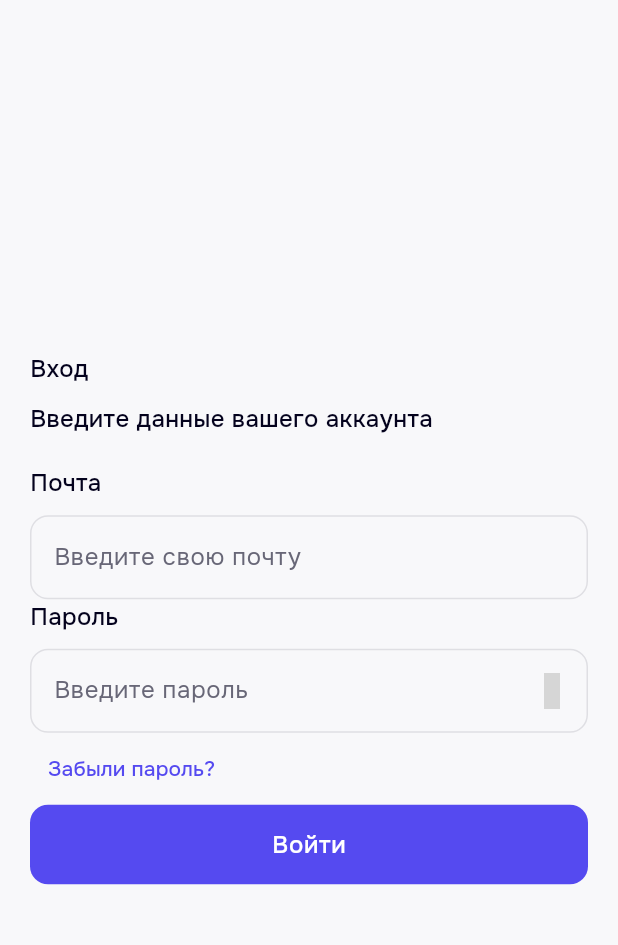
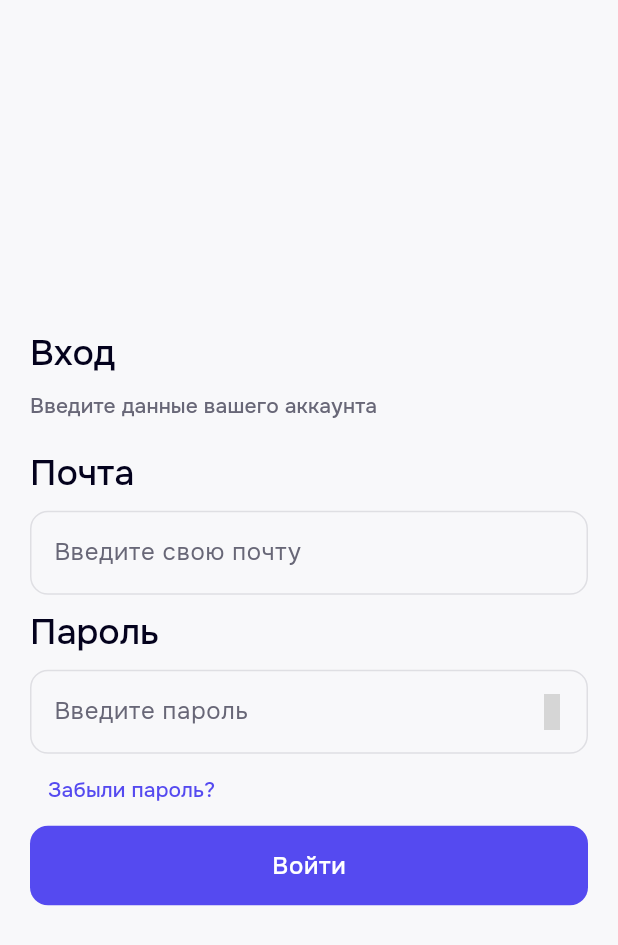
Before and after one commit to toastmanager/anchor, a Flutter app: the screen it shows after launch, after a tap on "Войти", on a phone screen of 412 x 824 dp. Shown: the top 945 px of the screen. Run offline on Flutter 3.47's test engine with Material 3 defaults, Android fonts, the light colour scheme and no system bars; our stand-ins replace cached_network_image, cloud_firestore, equatable, firebase_auth, firebase_core, firebase_storage and 4 more; accounts and stored records are empty; grey boxes are pictures that could not be loaded.

```diff
--- a/lib/app.dart
+++ b/lib/app.dart
@@ -41,6 +41,10 @@ class _MainAppState extends State<MainApp> {
         ),
         fontFamily: 'Onest',
         textTheme: const TextTheme(
+          titleLarge: TextStyle(
+            fontSize: 24,
+            fontWeight: FontWeight.w500,
+          ),
           displayMedium: TextStyle(
             fontSize: 32,
             fontWeight: FontWeight.w600
--- a/lib/screens/welcome/sign_in_page.dart
+++ b/lib/screens/welcome/sign_in_page.dart
@@ -61,17 +61,32 @@ class _SignInPageState extends State<SignInPage> {
             mainAxisAlignment: MainAxisAlignment.center,
             crossAxisAlignment: CrossAxisAlignment.start,
             children: [
-              const Text('Вход'),
+              Text(
+                'Вход',
+                style: Theme.of(context).textTheme.titleLarge,
+              ),
               const SizedBox(height: 10),
-              const Text('Введите данные вашего аккаунта'),
+              Text(
+                'Введите данные вашего аккаунта',
+                style: Theme.of(context).textTheme.titleSmall?.copyWith(
+                  color: Theme.of(context).colorScheme.onSurfaceVariant
+                ),
+              ),
               const SizedBox(height: 20),
-              const Text('Почта'),
+              Text(
+                'Почта',
+                style: Theme.of(context).textTheme.titleLarge,
+              ),
               const SizedBox(height: 10),
               UniTextField(
                 controller: emailController,
                 hintText: 'Введите свою почту',
               ),
-              const Text('Пароль'),
+              const SizedBox(height: 10),
+              Text(
+                'Пароль',
+                style: Theme.of(context).textTheme.titleLarge,
+              ),
               const SizedBox(height: 10),
               UniTextField(
                 controller: passwordController,
--- a/lib/screens/welcome/welcome_page.dart
+++ b/lib/screens/welcome/welcome_page.dart
@@ -24,9 +24,7 @@ class WelcomePage extends StatelessWidget {
             const SizedBox(height: 20),
             Text(
               'Добьёмся успехов вместе',
-              style: Theme.of(context).textTheme.titleLarge?.copyWith(
-                fontWeight: FontWeight.w600,
-              )
+              style: Theme.of(context).textTheme.titleLarge,
             ),
             Text(
               "Прояви свои навыки вместе с нами!",
```
